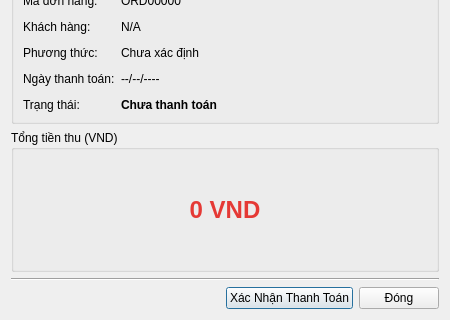
Above: ui/payment_detail.ui from thinh-doan/sales-and-warehouse-management-system before the change; both pictures show x 0 to 450 and y 230 to 550 of the 450 by 550 pixel window. Below: the same form after it.
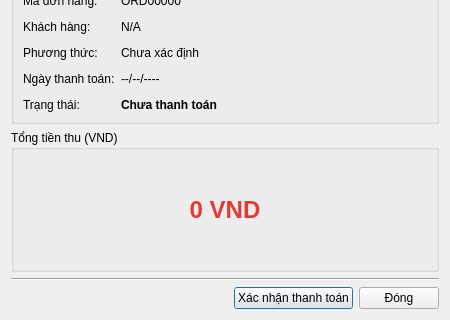
That is the form after the change. Icons and pictures are not drawn.

Diff of the .ui file:
```diff
--- a/ui/payment_detail.ui
+++ b/ui/payment_detail.ui
@@ -198,7 +198,7 @@
      <item>
       <widget class="QPushButton" name="btnXacNhanTT">
        <property name="text">
-        <string>Xác Nhận Thanh Toán</string>
+        <string>Xác nhận thanh toán</string>
        </property>
       </widget>
      </item>
```
Left out of the diff: 2 changed lines with no effect on the pictures.
